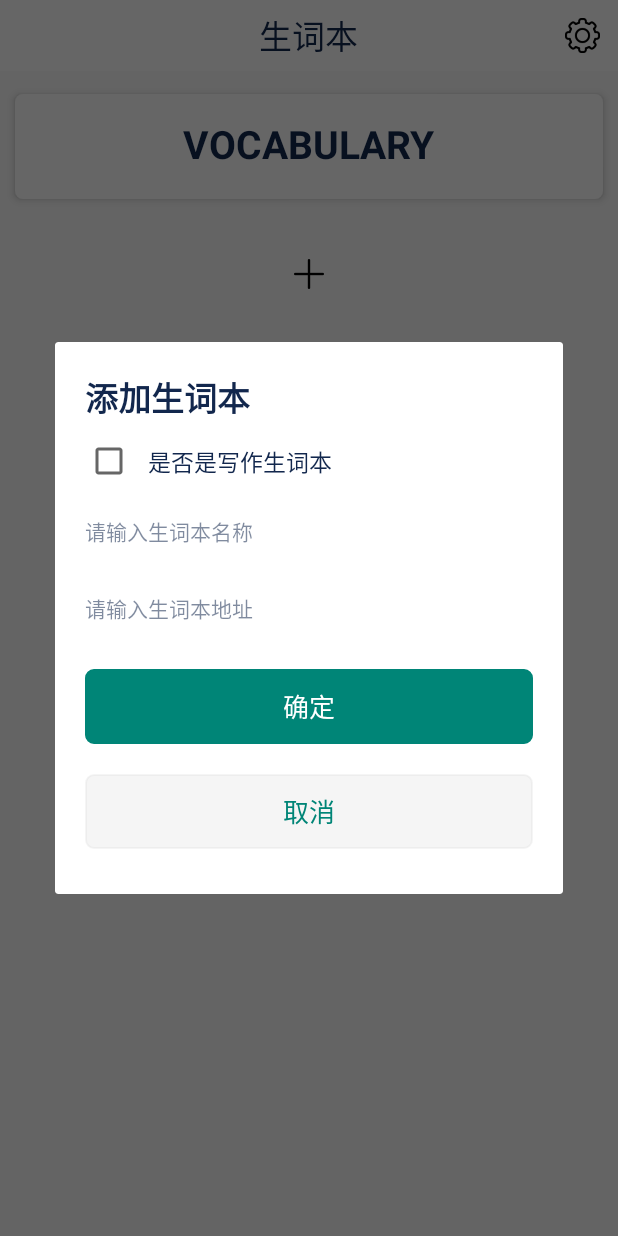
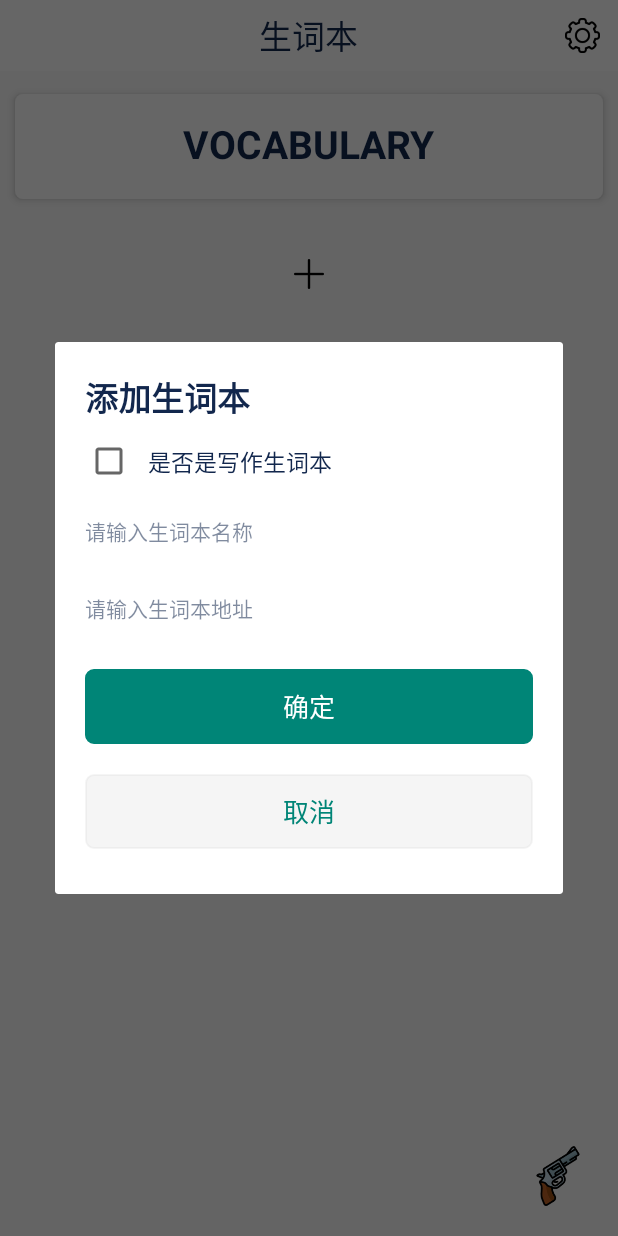
Before and after one commit to warriorWorld/MyWord, an Android app: the screen it shows after launch (MainActivity), after a tap on an icon or button, on a phone screen of 412 x 824 dp. Run offline under Robolectric (Android 15) with nearby library versions, the phone set to English and light mode, and no system bars; our stand-ins replace EventBus, RxJava; 7 statements that could not run were skipped; 3 other taps on this screen came first.

Commit message:
how could this bug be possible?

```diff
--- a/app/src/main/java/com/insightsurfface/myword/business/main/MainActivity.java
+++ b/app/src/main/java/com/insightsurfface/myword/business/main/MainActivity.java
@@ -6,6 +6,7 @@ import androidx.recyclerview.widget.RecyclerView;
 import android.content.Intent;
 import android.os.Bundle;
 import android.text.TextUtils;
+import android.view.View;
 import android.view.animation.AnimationUtils;
 import android.view.animation.LayoutAnimationController;
 
@@ -14,6 +15,7 @@ import com.insightsurfface.myword.adapter.WordsTablesAdapter;
 import com.insightsurfface.myword.base.BaseActivity;
 import com.insightsurfface.myword.business.setting.SettingsActivity;
 import com.insightsurfface.myword.business.words1.WordsBookActivity;
+import com.insightsurfface.myword.config.Configure;
 import com.insightsurfface.myword.config.ShareKeys;
 import com.insightsurfface.myword.greendao.DbController;
 import com.insightsurfface.myword.greendao.WordsBook;
@@ -22,6 +24,7 @@ import com.insightsurfface.myword.listener.OnListDialogEventListener;
 import com.insightsurfface.myword.listener.OnRecycleItemClickListener;
 import com.insightsurfface.myword.listener.OnRecycleItemLongClickListener;
 import com.insightsurfface.myword.utils.ActivityPoor;
+import com.insightsurfface.myword.utils.PermissionUtil;
 import com.insightsurfface.myword.utils.SharedPreferencesUtils;
 import com.insightsurfface.myword.widget.bar.TopBar;
 import com.insightsurfface.myword.widget.dialog.AddBookDialog;
@@ -63,6 +66,7 @@ public class MainActivity extends BaseActivity implements MainContract.View {
         wordsTablesRcv.setHasFixedSize(true);
         LayoutAnimationController controller = new LayoutAnimationController(AnimationUtils.loadAnimation(this, R.anim.recycler_load));
         wordsTablesRcv.setLayoutAnimation(controller);
+        final View switchMark = findViewById(R.id.switch_mark);
         baseTopBar.hideLeftButton();
         baseTopBar.setTitle(getString(R.string.app_name));
         baseTopBar.setRightBackground(R.drawable.ic_settings);
@@ -80,9 +84,12 @@ public class MainActivity extends BaseActivity implements MainContract.View {
 
             @Override
             public void onTitleClick() {
-
+                boolean imageSwitch = PermissionUtil.isImageSwitched(MainActivity.this);
+                SharedPreferencesUtils.setSharedPreferencesData(MainActivity.this, ShareKeys.IMAGE_SWITCH, !imageSwitch);
+                switchMark.setVisibility(PermissionUtil.isImageSwitched(MainActivity.this) ? View.VISIBLE : View.GONE);
             }
         });
+        switchMark.setVisibility(PermissionUtil.isImageSwitched(MainActivity.this) ? View.VISIBLE : View.GONE);
     }
 
     @Override
--- a/app/src/main/java/com/insightsurfface/myword/config/ShareKeys.java
+++ b/app/src/main/java/com/insightsurfface/myword/config/ShareKeys.java
@@ -17,4 +17,5 @@ public class ShareKeys {
     public static final String IS_MASTER = "is_master";
     public static final String IS_CREATOR = "is_creator";
     public static final String FILTER_KEY = "filter_key";
+    public static final String IMAGE_SWITCH="image_switch";
 }
--- a/app/src/main/java/com/insightsurfface/myword/utils/PermissionUtil.java
+++ b/app/src/main/java/com/insightsurfface/myword/utils/PermissionUtil.java
@@ -12,4 +12,8 @@ public class PermissionUtil {
     public static boolean isCreator(Context context) {
         return SharedPreferencesUtils.getBooleanSharedPreferencesData(context, ShareKeys.IS_CREATOR, false);
     }
+
+    public static boolean isImageSwitched(Context context) {
+        return SharedPreferencesUtils.getBooleanSharedPreferencesData(context, ShareKeys.IMAGE_SWITCH, false);
+    }
 }
--- a/app/src/main/res/layout/activity_main.xml
+++ b/app/src/main/res/layout/activity_main.xml
@@ -10,4 +10,15 @@
         android:id="@+id/words_tables_rcv"
         android:layout_width="match_parent"
         android:layout_height="wrap_content"></androidx.recyclerview.widget.RecyclerView>
+
+    <ImageView
+        android:id="@+id/switch_mark"
+        android:layout_width="40dp"
+        android:layout_height="40dp"
+        android:layout_alignParentRight="true"
+        android:layout_alignParentBottom="true"
+        android:layout_marginRight="20dp"
+        android:layout_marginBottom="20dp"
+        android:src="@drawable/ic_gun"
+        android:visibility="gone" />
 </RelativeLayout>
```
Also changed, not shown: app/src/main/java/com/insightsurfface/myword/business/words1/WordsBookActivity.java (+11 -5 lines).
